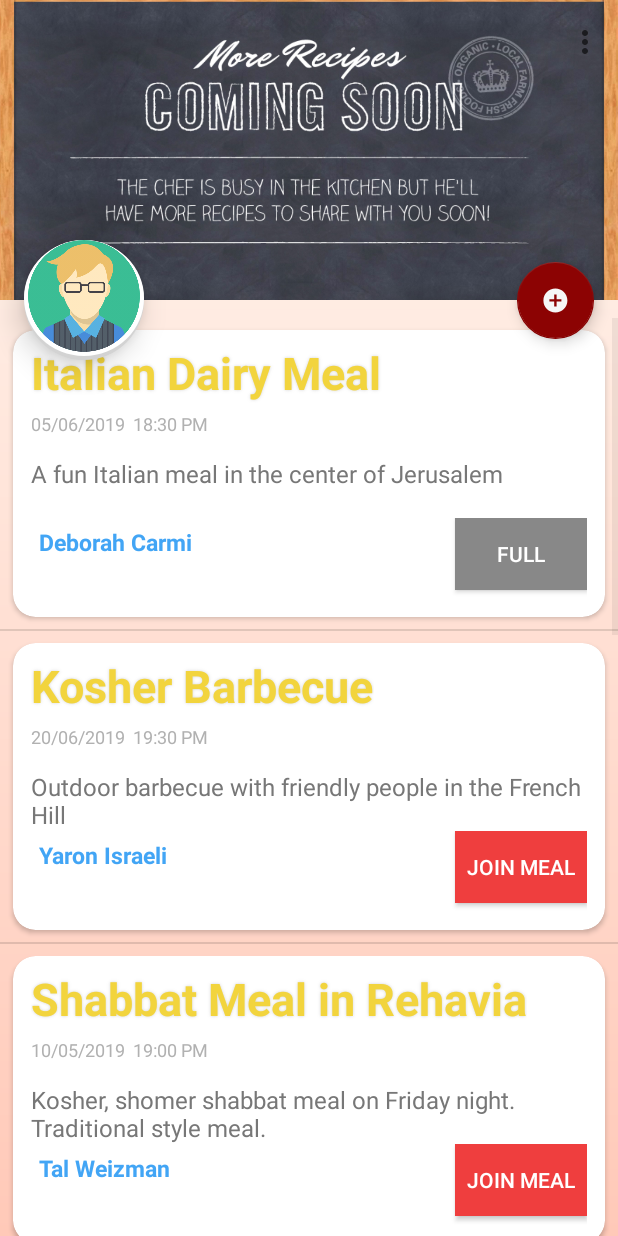
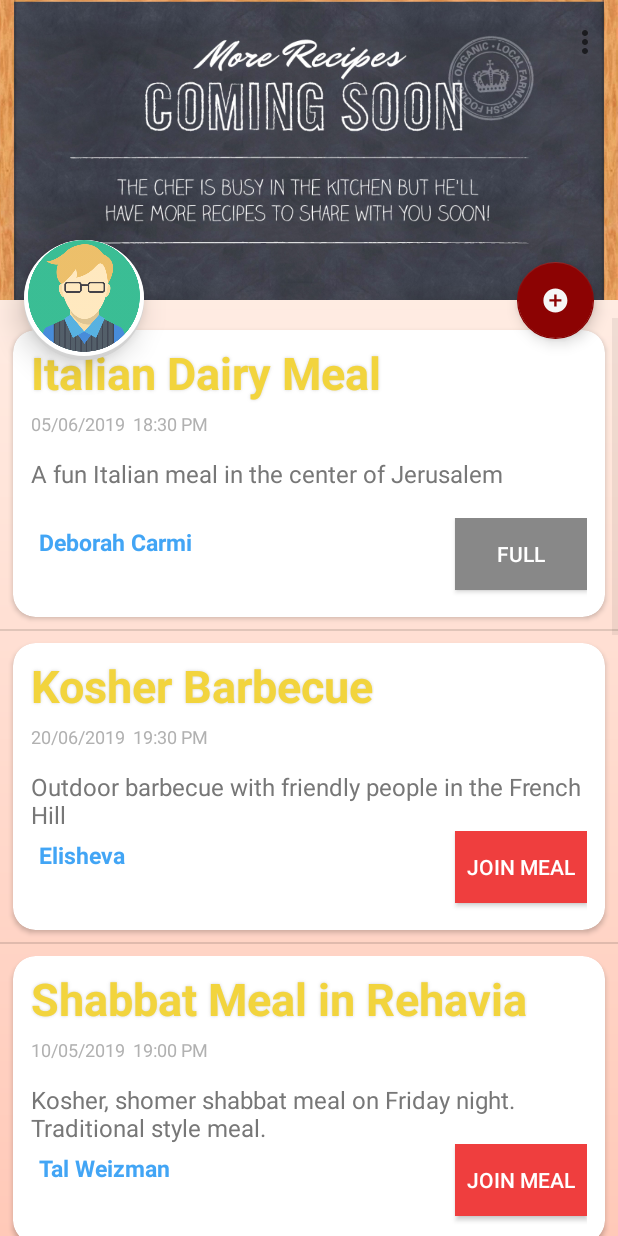
Before and after one commit to liav25/Host-Application, an Android app: the MainActivity screen opened directly, with no data from a screen before it, on a phone screen of 412 x 824 dp. Run offline under Robolectric (Android 15) with nearby library versions, the phone set to English and light mode, and no system bars; our stand-ins replace CircleImageView.

Commit message:
Changed name

```diff
--- a/Feed_Activity/app/src/main/java/com/example/feed_activity/MainActivity.java
+++ b/Feed_Activity/app/src/main/java/com/example/feed_activity/MainActivity.java
@@ -143,7 +143,7 @@ public class MainActivity extends AppCompatActivity {
     private void init(){
         sev.addUser("Deborah Carmi", "password", null,"Open University",
                 new HashSet<String>(Arrays.asList("Hebrew", "English", "Arabic")), new HashSet<String>());
-        sev.addUser("Yaron Israeli", "password", null,"Hebrew University",
+        sev.addUser("Elisheva", "password", null,"Hebrew University",
                 new HashSet<String>(Arrays.asList("Hebrew", "Arabic")), new HashSet<String>());
         sev.addUser("Tal Weizman", "password", null,"Hadassah Academic College",
                 new HashSet<String>(Arrays.asList("Hebrew", "English", "Russian")), new HashSet<String>());
```
